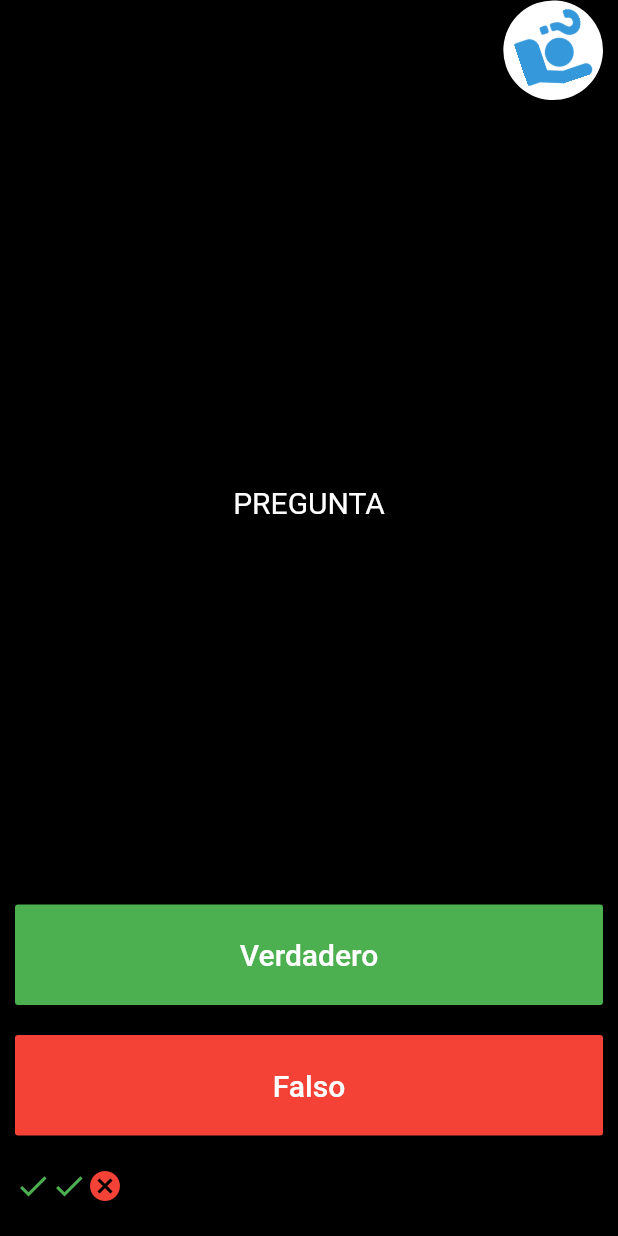
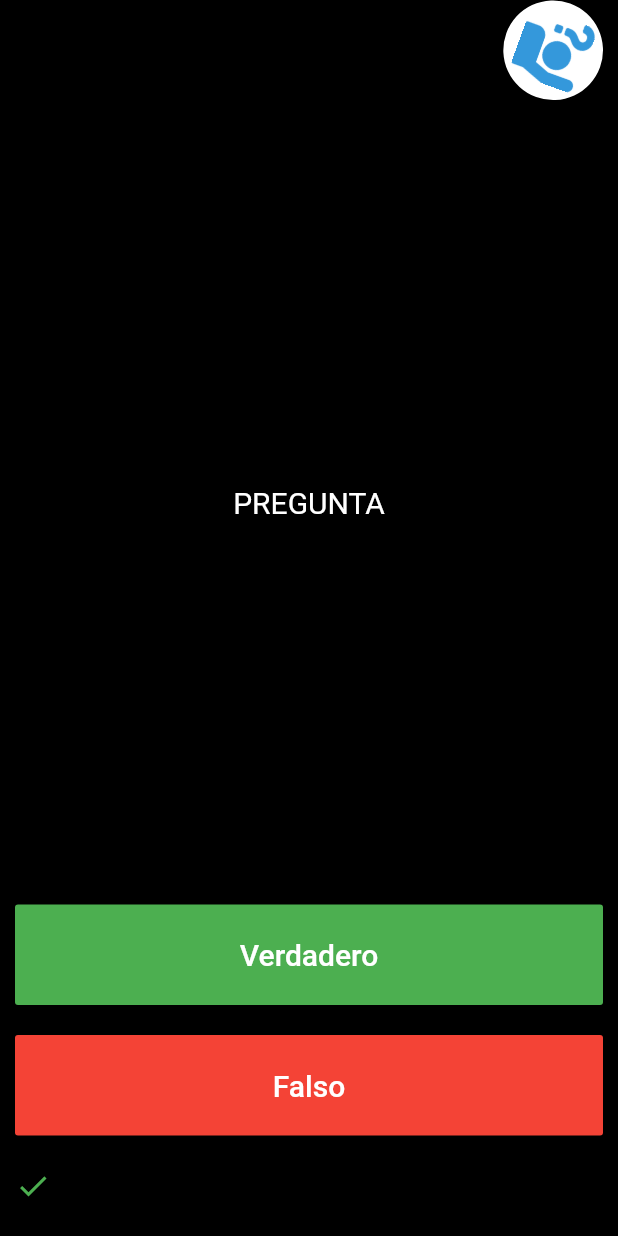
Before and after one commit to AlexMolina08/Preguntas-App, a Flutter app: the screen it shows after launch, after a tap on "Verdadero", on a phone screen of 412 x 824 dp. Run offline on Flutter 3.47's test engine with Material 2 defaults, Android fonts, the phone set to English and light mode, and no system bars.

Commit message:
scoreKeeper added

```diff
--- a/lib/animatedIcon/simple_animated_icon.dart
+++ b/lib/animatedIcon/simple_animated_icon.dart
@@ -20,7 +20,11 @@ class _AnimatedLogoState extends State<AnimatedLogo>
             seconds: 5), //la animacion va a tardar 5 segundos en completarse
         vsync: this);
 
-
+    final curvedAnimation = CurvedAnimation(
+      parent: animCtrll,
+      curve: Curves.bounceIn,
+      reverseCurve: Curves.easeOut
+    );
 
 
     //inicializamos animation , que no es mas que una transformacion del animation controller
@@ -28,7 +32,7 @@ class _AnimatedLogoState extends State<AnimatedLogo>
     anim = Tween<double>(
       begin: 0,
       end: 2 * pi,
-    ).animate(animCtrll)
+    ).animate(curvedAnimation)
       ..addListener(() { //en cada cambio del animation , se llama al setState (se llama al metodo build)
         setState(() {});
       })..addStatusListener((status) {
--- a/lib/main.dart
+++ b/lib/main.dart
@@ -26,6 +26,11 @@ class QuizPage extends StatefulWidget {
 }
 
 class _QuizPageState extends State<QuizPage> {
+
+  List<Widget> scoreKeeper = [
+
+
+  ];
   @override
   Widget build(BuildContext context) {
     return Column(
@@ -53,7 +58,7 @@ class _QuizPageState extends State<QuizPage> {
           child: FlatButton(
             color: Colors.green,
             onPressed: () {
-              print("hola");
+              setState(() => scoreKeeper.add(Icon(Icons.check , color:Colors.green)));
             },
             child: Text(
               'Verdadero',
@@ -81,20 +86,7 @@ class _QuizPageState extends State<QuizPage> {
         ),
         Expanded(
           child: Row(
-            children: [
-              Icon(
-                Icons.check,
-                color: Colors.green,
-              ),
-              Icon(
-                Icons.check,
-                color: Colors.green,
-              ),
-              Icon(
-                Icons.cancel,
-                color: Colors.red,
-              )
-            ],
+            children: scoreKeeper
           ),
         )
       ],
```
